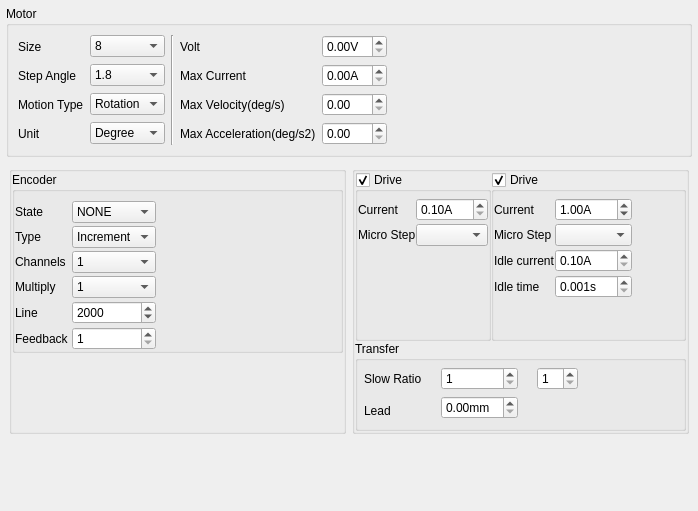
The window that source/wnd/ui/mrqaxes.ui (ww4u/megarobostudio) describes before a commit, drawn with Qt 5.
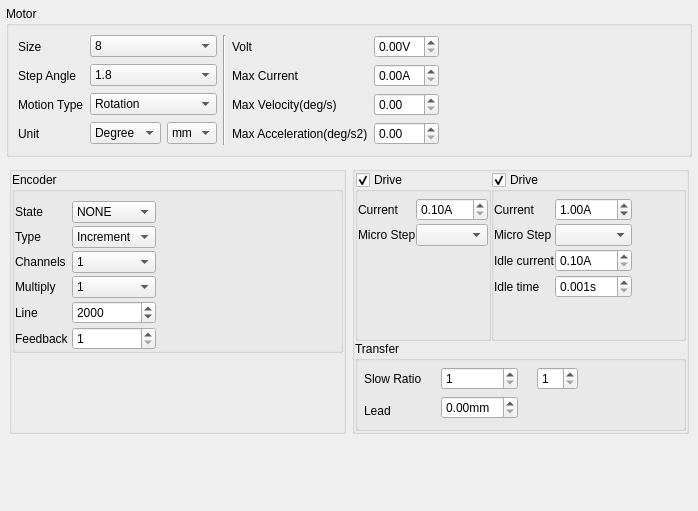
The same window after the commit. Icons and pictures are not drawn. Custom widgets are drawn as their Qt base class.

Diff of the .ui file:
```diff
--- a/source/wnd/ui/mrqaxes.ui
+++ b/source/wnd/ui/mrqaxes.ui
@@ -44,14 +44,14 @@
       <property name="verticalSpacing">
        <number>6</number>
       </property>
-      <item row="2" column="3">
+      <item row="2" column="4">
        <widget class="QLabel" name="label_10">
         <property name="text">
          <string>Max Velocity(deg/s)</string>
         </property>
        </widget>
       </item>
-      <item row="0" column="2" rowspan="4">
+      <item row="0" column="3" rowspan="4">
        <widget class="Line" name="line">
         <property name="orientation">
          <enum>Qt::Vertical</enum>
@@ -65,72 +65,7 @@
         </property>
        </widget>
       </item>
-      <item row="0" column="1">
-       <widget class="QComboBox" name="cmbSize">
-        <item>
-         <property name="text">
-          <string>8</string>
-         </property>
-        </item>
-        <item>
-         <property name="text">
-          <string>11</string>
-         </property>
-        </item>
-        <item>
-         <property name="text">
-          <string>14</string>
-         </property>
-        </item>
-        <item>
-         <property name="text">
-          <string>17</string>
-         </property>
-        </item>
-        <item>
-         <property name="text">
-          <string>23</string>
-         </property>
-        </item>
-        <item>
-         <property name="text">
-          <string>24</string>
-         </property>
-        </item>
-       </widget>
-      </item>
-      <item row="1" column="1">
-       <widget class="QComboBox" name="cmbStepAngle">
-        <item>
-         <property name="text">
-          <string>1.8</string>
-         </property>
-        </item>
-        <item>
-         <property name="text">
-          <string>0.9</string>
-         </property>
-        </item>
-        <item>
-         <property name="text">
-          <string>15</string>
-         </property>
-        </item>
-        <item>
-         <property name="text">
-          <string>7.5</string>
-         </property>
-        </item>
-       </widget>
-      </item>
-      <item row="0" column="3">
-       <widget class="QLabel" name="label_9">
-        <property name="text">
-         <string>Volt</string>
-        </property>
-       </widget>
-      </item>
-      <item row="0" column="4">
+      <item row="0" column="5">
        <widget class="QDoubleSpinBox" name="spinMaxVolt">
         <property name="enabled">
          <bool>true</bool>
@@ -140,6 +75,13 @@
         </property>
        </widget>
       </item>
+      <item row="0" column="4">
+       <widget class="QLabel" name="label_9">
+        <property name="text">
+         <string>Volt</string>
+        </property>
+       </widget>
+      </item>
       <item row="1" column="0">
        <widget class="QLabel" name="label_3">
         <property name="text">
@@ -154,21 +96,14 @@
         </property>
        </widget>
       </item>
-      <item row="2" column="1">
-       <widget class="QComboBox" name="cmbMotionType">
-        <item>
-         <property name="text">
-          <string>Rotation</string>
-         </property>
-        </item>
-        <item>
-         <property name="text">
-          <string>Linear</string>
-         </property>
-        </item>
+      <item row="1" column="4">
+       <widget class="QLabel" name="label_11">
+        <property name="text">
+         <string>Max Current</string>
+        </property>
        </widget>
       </item>
-      <item row="1" column="7">
+      <item row="1" column="8">
        <spacer name="horizontalSpacer_4">
         <property name="orientation">
          <enum>Qt::Horizontal</enum>
@@ -181,23 +116,6 @@
         </property>
        </spacer>
       </item>
-      <item row="1" column="3">
-       <widget class="QLabel" name="label_11">
-        <property name="text">
-         <string>Max Current</string>
-        </property>
-       </widget>
-      </item>
-      <item row="1" column="4">
-       <widget class="QDoubleSpinBox" name="spinMaxCurrent">
-        <property name="enabled">
-         <bool>true</bool>
-        </property>
-        <property name="suffix">
-         <string>A</string>
-        </property>
-       </widget>
-      </item>
       <item row="3" column="0">
        <widget class="QLabel" name="label_28">
         <property name="text">
@@ -205,6 +123,30 @@
         </property>
        </widget>
       </item>
+      <item row="1" column="5">
+       <widget class="QDoubleSpinBox" name="spinMaxCurrent">
+        <property name="enabled">
+         <bool>true</bool>
+        </property>
+        <property name="suffix">
+         <string>A</string>
+        </property>
+       </widget>
+      </item>
+      <item row="3" column="4">
+       <widget class="QLabel" name="label_12">
+        <property name="text">
+         <string>Max Acceleration(deg/s2)</string>
+        </property>
+       </widget>
+      </item>
+      <item row="2" column="5">
+       <widget class="QDoubleSpinBox" name="spinMaxVelocity">
+        <property name="enabled">
+         <bool>true</bool>
+        </property>
+       </widget>
+      </item>
       <item row="3" column="1">
        <widget class="QComboBox" name="cmbPosUnit">
         <item>
@@ -224,27 +166,94 @@
         </item>
        </widget>
       </item>
-      <item row="3" column="3">
-       <widget class="QLabel" name="label_12">
-        <property name="text">
-         <string>Max Acceleration(deg/s2)</string>
-        </property>
-       </widget>
-      </item>
-      <item row="2" column="4">
-       <widget class="QDoubleSpinBox" name="spinMaxVelocity">
-        <property name="enabled">
-         <bool>true</bool>
-        </property>
-       </widget>
-      </item>
-      <item row="3" column="4">
+      <item row="3" column="5">
        <widget class="QDoubleSpinBox" name="spinMaxAcc">
         <property name="enabled">
          <bool>true</bool>
         </property>
        </widget>
       </item>
+      <item row="3" column="2">
+       <widget class="QComboBox" name="cmbPosUnitmm">
+        <item>
+         <property name="text">
+          <string>mm</string>
+         </property>
+        </item>
+       </widget>
+      </item>
+      <item row="2" column="1" colspan="2">
+       <widget class="QComboBox" name="cmbMotionType">
+        <item>
+         <property name="text">
+          <string>Rotation</string>
+         </property>
+        </item>
+        <item>
+         <property name="text">
+          <string>Linear</string>
+         </property>
+        </item>
+       </widget>
+      </item>
+      <item row="1" column="1" colspan="2">
+       <widget class="QComboBox" name="cmbStepAngle">
+        <item>
+         <property name="text">
+          <string>1.8</string>
+         </property>
+        </item>
+        <item>
+         <property name="text">
+          <string>0.9</string>
+         </property>
+        </item>
+        <item>
+         <property name="text">
+          <string>15</string>
+         </property>
+        </item>
+        <item>
+         <property name="text">
+          <string>7.5</string>
+         </property>
+        </item>
+       </widget>
+      </item>
+      <item row="0" column="1" colspan="2">
+       <widget class="QComboBox" name="cmbSize">
+        <item>
+         <property name="text">
+          <string>8</string>
+         </property>
+        </item>
+        <item>
+         <property name="text">
+          <string>11</string>
+         </property>
+        </item>
+        <item>
+         <property name="text">
+          <string>14</string>
+         </property>
+        </item>
+        <item>
+         <property name="text">
+          <string>17</string>
+         </property>
+        </item>
+        <item>
+         <property name="text">
+          <string>23</string>
+         </property>
+        </item>
+        <item>
+         <property name="text">
+          <string>24</string>
+         </property>
+        </item>
+       </widget>
+      </item>
      </layout>
     </widget>
    </item>
```
Left out of the diff: 5 changed lines with no effect on the pictures.
